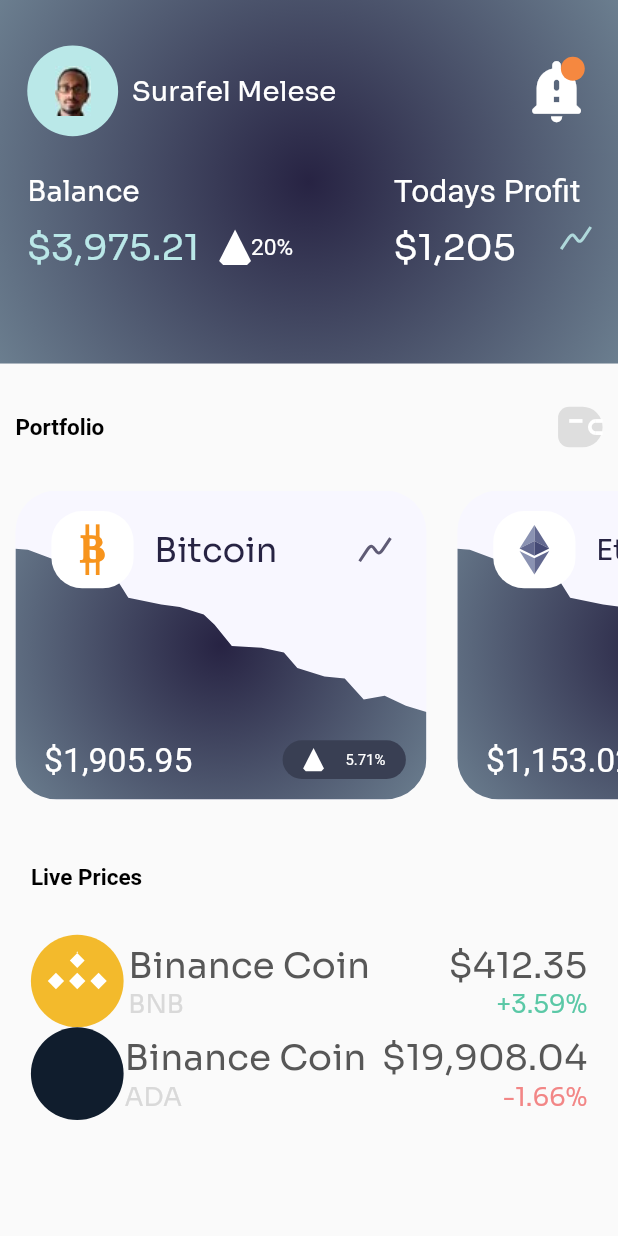
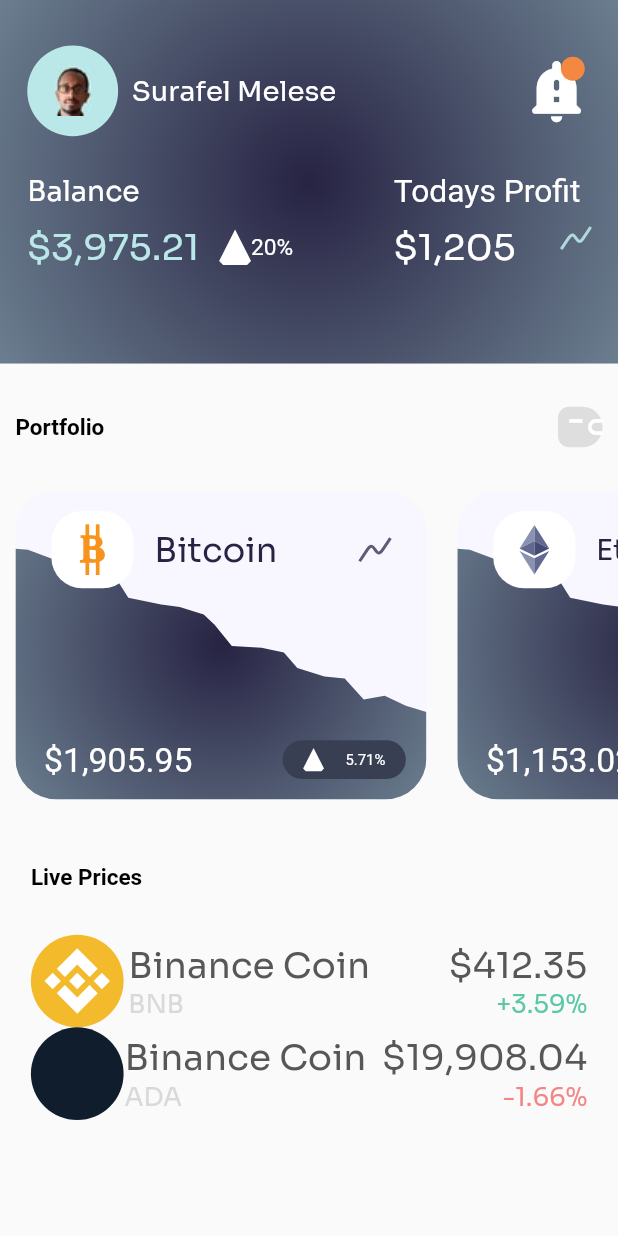
Before and after one commit to dalyathan/Kriptow, a Flutter app: the screen it shows after launch, on a phone screen of 412 x 824 dp. Run offline on Flutter 3.47's test engine with Material 2 defaults, Android fonts, the phone set to English and light mode, and no system bars; our stand-ins replace google_fonts; Roboto replaces fonts that are missing (Spartan).

Commit message:
done with the binance coin icon

```diff
--- a/lib/painters/binance_coin_copy.dart
+++ b/lib/painters/binance_coin_background.dart
@@ -6,7 +6,6 @@ class BinanceCoinIconBackgroundPainter extends CustomPainter {
   @override
   void paint(Canvas canvas, Size size) {
     iconSize = size;
-    double overallOffsetRatio = 0.225;
     const Color iconBackgroundColor = Color.fromRGBO(243, 186, 44, 1);
     //draw the background
     Paint brush = Paint();
--- a/lib/painters/binance_coin copy.dart
+++ b/lib/painters/binance_coin_foreground.dart
@@ -1,20 +1,18 @@
 import 'package:flutter/material.dart';
-import 'dart:math';
 
 class BinanceCoinIconForegroundPainter extends CustomPainter {
   late Size iconSize;
-  late double overallOffsetRatio;
-  late double thicknessRatio;
   late double gapRatio;
   late Paint brush;
   late Canvas myCanvas;
+  final double overallOffsetRatio = 0.25;
+  final double thicknessRatio = 0.125;
+
   @override
   void paint(Canvas canvas, Size size) {
     iconSize = size;
     myCanvas = canvas;
-    overallOffsetRatio = 0.275;
-    thicknessRatio = 0.125;
-    gapRatio = 0.5 - 1.5 * thicknessRatio;
+    gapRatio = 0.5 - overallOffsetRatio - 1.5 * thicknessRatio;
     //draw the background
     brush = Paint();
     brush.color = Colors.white;
@@ -24,6 +22,7 @@ class BinanceCoinIconForegroundPainter extends CustomPainter {
     drawCenterDiamond();
     drawRightDiamond();
     drawTopArrow();
+    drawBottomArrow();
   }
 
   drawLeftDiamond() {
@@ -72,6 +71,21 @@ class BinanceCoinIconForegroundPainter extends CustomPainter {
     myCanvas.drawPath(Path()..addPolygon([C, D, P, O, H, G], true), brush);
   }
 
+  drawBottomArrow() {
+    Offset I = Offset(iconSize.width * overallOffsetRatio,
+        iconSize.height * (overallOffsetRatio + thicknessRatio + gapRatio));
+    Offset J = Offset(I.dx + iconSize.width * thicknessRatio, I.dy);
+    Offset Q = Offset(
+        J.dx, iconSize.height * (1 - overallOffsetRatio - thicknessRatio));
+    Offset R = Offset(
+        iconSize.width * (1 - overallOffsetRatio - thicknessRatio - gapRatio),
+        Q.dy);
+    Offset V = Offset(R.dx, R.dy + iconSize.height * thicknessRatio);
+    Offset U = Offset(I.dx, V.dy);
+
+    myCanvas.drawPath(Path()..addPolygon([I, J, Q, R, V, U], true), brush);
+  }
+
   @override
   bool shouldRepaint(covariant CustomPainter oldDelegate) => true;
 }
--- a/lib/painters/cardano.dart
+++ b/lib/painters/cardano.dart
@@ -1,18 +1,40 @@
+import '/util/vector.dart';
 import 'package:flutter/material.dart';
 
 class CardanoIconPainter extends CustomPainter {
+  late Size iconSize;
+  late Canvas myCanvas;
+  late Paint brush;
+  late VectorUtil vectorUtil;
+  final double radiusDecelerationRatio = 0.035;
+  final initialRadiusChangeRatio = 0.2;
   @override
   void paint(Canvas canvas, Size size) {
-    Paint brush = Paint();
+    iconSize = size;
+    myCanvas = canvas;
+    vectorUtil = VectorUtil(size);
+    brush = Paint();
     brush.style = PaintingStyle.fill;
     brush.strokeWidth = 2.5;
+    drawBackground();
+  }
+
+  drawBackground() {
     const Color backgroundColor = Color.fromRGBO(16, 29, 45, 1);
     brush.color = backgroundColor;
 
-    Offset center = Offset(size.width * 0.5, size.height * 0.5);
+    Offset center = Offset(iconSize.width * 0.5, iconSize.height * 0.5);
 
-    canvas.drawCircle(center, size.width * 0.5, brush);
+    myCanvas.drawCircle(center, iconSize.width * 0.5, brush);
   }
+
+  drawPointyTopHexagon(double radius) {
+    Offset zeroDegreesOffset =
+        Offset(iconSize.width * 0.5, iconSize.height * 0.5 - radius);
+    Offset
+  }
+
+  drawFlatTopHexagon(double radius) {}
 
   @override
   bool shouldRepaint(covariant CustomPainter oldDelegate) => true;
--- a/lib/widgets/containers/live_prices/live_prices.dart
+++ b/lib/widgets/containers/live_prices/live_prices.dart
@@ -1,4 +1,4 @@
-import 'package:drrrible_nuha_maulana_ahsan_crypto_app/widgets/icons/binance_coin_copy.dart';
+import 'package:drrrible_nuha_maulana_ahsan_crypto_app/widgets/icons/binance_coin.dart';
 
 import '/widgets/containers/live_prices/live_price_tab.dart';
 import '/widgets/icons/cardano.dart';
--- a/lib/widgets/icons/binance_coin.dart
+++ b/lib/widgets/icons/binance_coin.dart
@@ -1,4 +1,6 @@
-import 'package:drrrible_nuha_maulana_ahsan_crypto_app/painters/binance_coin.dart';
+import '../../painters/binance_coin_foreground.dart';
+import 'dart:math';
+import '../../painters/binance_coin_background.dart';
 import 'package:flutter/material.dart';
 
 import 'supertype.dart';
@@ -11,7 +13,13 @@ class BinanceCoinIcon extends SuperTypeIcon {
     double aspectRatio = 1;
     return CustomPaint(
       size: Size(height * aspectRatio, height),
-      painter: BinanceCoinIconPainter(),
+      painter: BinanceCoinIconBackgroundPainter(),
+      child: Transform.rotate(
+        angle: -atan(aspectRatio),
+        child: CustomPaint(
+            size: Size(height * aspectRatio, height),
+            painter: BinanceCoinIconForegroundPainter()),
+      ),
     );
   }
 }
--- a/lib/widgets/icons/binance_coin_copy.dart
+++ /dev/null
@@ -1,25 +0,0 @@
-import '/painters/binance_coin%20copy.dart';
-import 'dart:math';
-import '/painters/binance_coin_copy.dart';
-import 'package:flutter/material.dart';
-
-import 'supertype.dart';
-
-class BinanceCoinIcon extends SuperTypeIcon {
-  BinanceCoinIcon({Key? key}) : super(key: key);
-
-  @override
-  Widget build(BuildContext context) {
-    double aspectRatio = 1;
-    return CustomPaint(
-      size: Size(height * aspectRatio, height),
-      painter: BinanceCoinIconBackgroundPainter(),
-      child: Transform.rotate(
-        angle: -atan(aspectRatio),
-        child: CustomPaint(
-            size: Size(height * aspectRatio, height),
-            painter: BinanceCoinIconForegroundPainter()),
-      ),
-    );
-  }
-}
```
Also changed, not shown: lib/painters/binance_coin.dart (deleted, +0 -111 lines), lib/util/vector.dart (+33 -25 lines).
